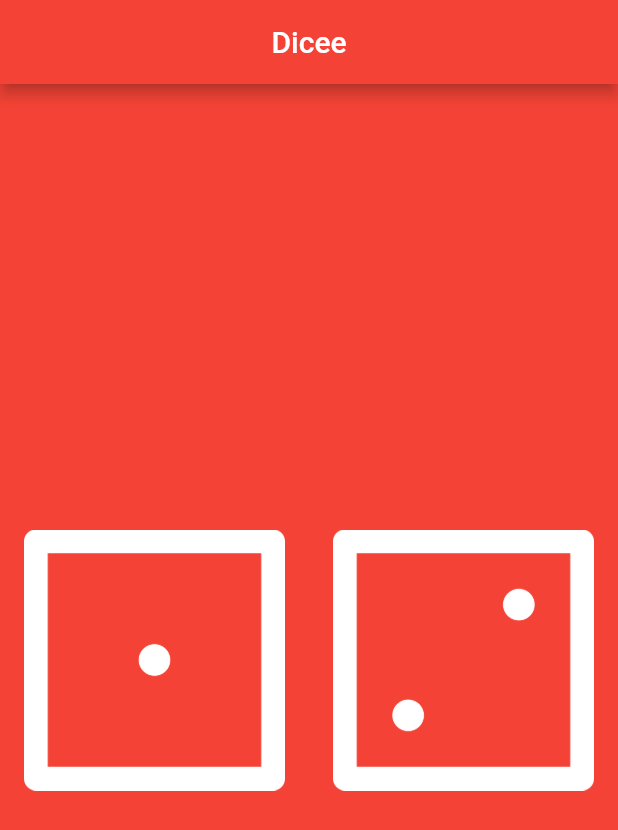
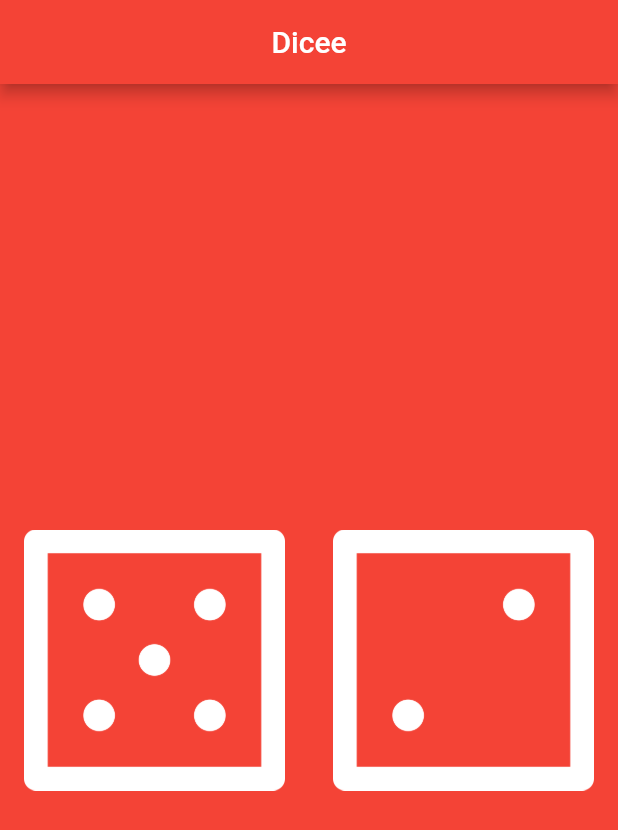
Before and after one commit to roee030/Dice-app-Flutter, a Flutter app: the screen it shows after launch, on a phone screen of 412 x 824 dp. Shown: the top 830 px of the screen. Run offline on Flutter 3.47's test engine with Material 2 defaults, Android fonts, the phone set to English and light mode, and no system bars.

```diff
--- a/lib/main.dart
+++ b/lib/main.dart
@@ -1,4 +1,5 @@
 import 'package:flutter/material.dart';
+import 'dart:math';
 
 void main() {
   return runApp(
@@ -15,22 +16,37 @@ void main() {
   );
 }
 
-class DicePage extends StatelessWidget {
+class DicePage extends StatefulWidget {
+  @override
+  _DicePageState createState() => _DicePageState();
+}
+
+class _DicePageState extends State<DicePage> {
+  int leftDiceNumber = 5;
+  int rightDiceNumber = 2;
   @override
   Widget build(BuildContext context) {
     return Center(
       child: Row(
         children: <Widget>[
           Expanded(
-            child: Padding(
-              padding: const EdgeInsets.all(16.0),
-              child: Image.asset('images/dice1.png'),
+            child: FlatButton(
+              onPressed: () {
+                setState(() {
+                  leftDiceNumber = Random().nextInt(6) + 1;
+                });
+              },
+              child: Image.asset('images/dice$leftDiceNumber.png'),
             ),
           ),
           Expanded(
-            child: Padding(
-              padding: const EdgeInsets.all(16.0),
-              child: Image.asset('images/dice2.png'),
+            child: FlatButton(
+              onPressed: () {
+                setState(() {
+                  rightDiceNumber = Random().nextInt(6) + 1;
+                });
+              },
+              child: Image.asset('images/dice$rightDiceNumber.png'),
             ),
           ),
         ],
```
